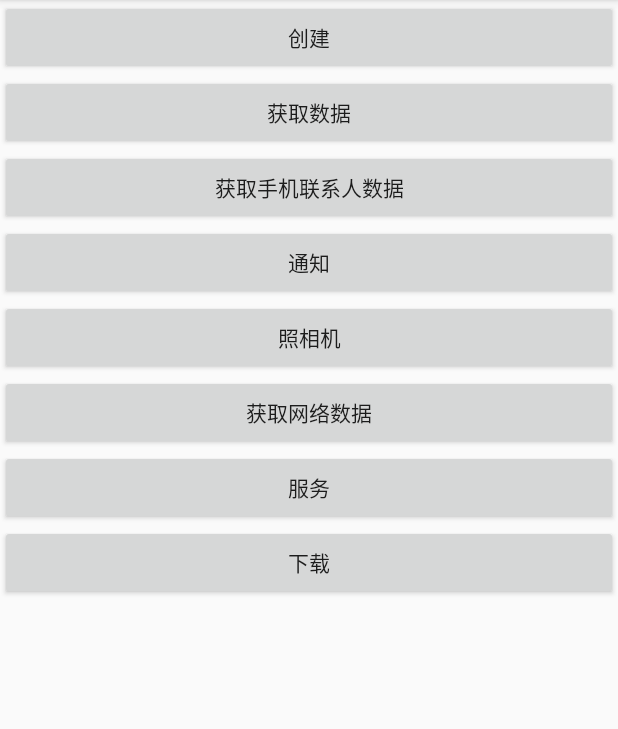
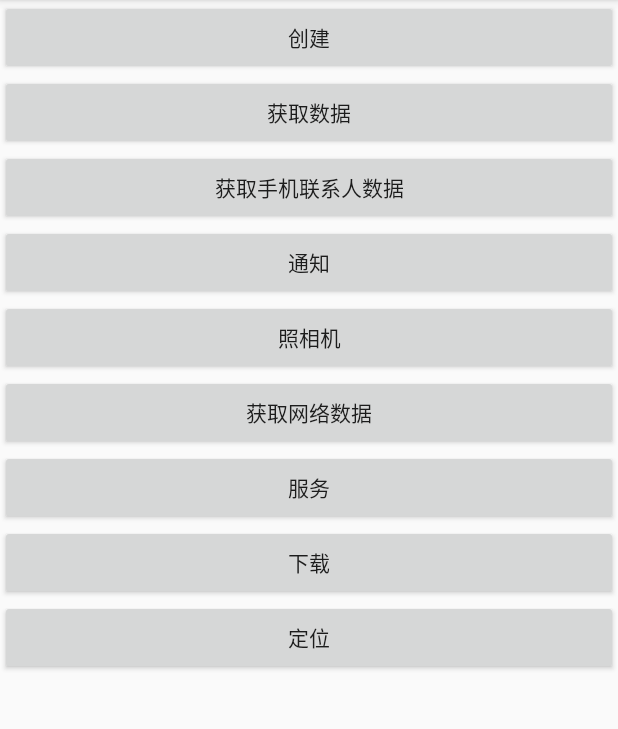
Before and after one commit to downdodoing/SQLiteDatabaseTest, an Android app: the screen it shows after launch (MainActivity), on a phone screen of 412 x 824 dp, the part 84-813 px from its top. Run offline under Robolectric (Android 15) with nearby library versions, the phone set to English and light mode, and no system bars; libraries missing offline, so code that uses them is left out: org.litepal, org.litepal.crud; 1 statement that could not run was skipped.

Commit message:
Merge remote-tracking branch 'origin/master'
# Conflicts:
#	app/src/main/AndroidManifest.xml
#	app/src/main/java/com/example/mvp/sqlitedatabasetest/MainActivity.java
#	app/src/main/res/layout/activity_main.xml

```diff
--- a/app/src/main/java/com/example/mvp/sqlitedatabasetest/MainActivity.java
+++ b/app/src/main/java/com/example/mvp/sqlitedatabasetest/MainActivity.java
@@ -7,12 +7,11 @@ import android.app.PendingIntent;
 import android.content.Intent;
 import android.content.pm.PackageManager;
 import android.graphics.BitmapFactory;
-import android.graphics.Color;
+import android.os.Bundle;
 import android.support.annotation.NonNull;
 import android.support.v4.app.ActivityCompat;
 import android.support.v4.content.ContextCompat;
 import android.support.v7.app.AppCompatActivity;
-import android.os.Bundle;
 import android.support.v7.app.NotificationCompat;
 import android.util.Log;
 import android.view.View;
@@ -108,4 +107,7 @@ public class MainActivity extends AppCompatActivity {
         Intent intent = new Intent(this, DownloadActivity.class);
         startActivity(intent);
     }
+
+    public void location(View view) {
+    }
 }
--- a/app/src/main/res/layout/activity_main.xml
+++ b/app/src/main/res/layout/activity_main.xml
@@ -35,19 +35,28 @@
         android:layout_height="50dp"
         android:onClick="camara"
         android:text="照相机" />
+
     <Button
         android:layout_width="match_parent"
         android:layout_height="50dp"
         android:onClick="getIntelData"
         android:text="获取网络数据" />
+
     <Button
         android:layout_width="match_parent"
         android:layout_height="50dp"
         android:onClick="toService"
         android:text="服务" />
+
     <Button
         android:layout_width="match_parent"
         android:layout_height="50dp"
         android:onClick="download"
         android:text="下载" />
+
+    <Button
+        android:layout_width="match_parent"
+        android:layout_height="50dp"
+        android:onClick="location"
+        android:text="定位" />
 </LinearLayout>
```
Also changed, not shown: app/src/main/AndroidManifest.xml (+10 -0 lines).
